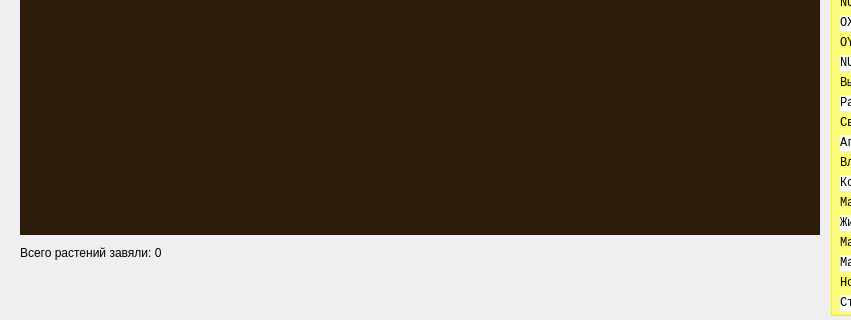
Before: the Qt Designer form Forest/mainwidget.ui in GulinAlexey/Prakt2021, drawn with Qt 5; both pictures show x 0 to 851 and y 385 to 705 of the 1359 by 705 pixel window.
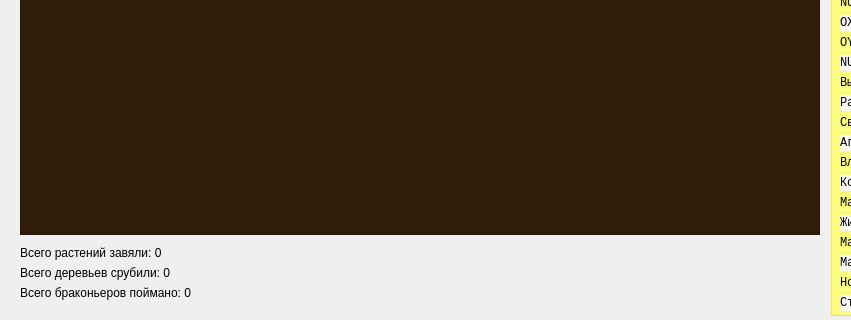
After: the same form once the commit is applied. Icons and pictures are not drawn.

Commit message: Готово. Протестировано и работает. Дополнительно добавлен вывод инфо о кол-ве срубленных деревьев и пойманных браконьеров

```diff
--- a/Forest/mainwidget.ui
+++ b/Forest/mainwidget.ui
@@ -6981,6 +6981,32 @@
     <string>Всего растений завяли: 0</string>
    </property>
   </widget>
+  <widget class="QLabel" name="all_plants_cutted_text">
+   <property name="geometry">
+    <rect>
+     <x>20</x>
+     <y>650</y>
+     <width>691</width>
+     <height>16</height>
+    </rect>
+   </property>
+   <property name="text">
+    <string>Всего деревьев срубили: 0</string>
+   </property>
+  </widget>
+  <widget class="QLabel" name="all_p_catched_text">
+   <property name="geometry">
+    <rect>
+     <x>20</x>
+     <y>670</y>
+     <width>691</width>
+     <height>16</height>
+    </rect>
+   </property>
+   <property name="text">
+    <string>Всего браконьеров поймано: 0</string>
+   </property>
+  </widget>
  </widget>
  <resources/>
  <connections/>
```
The commit also changes 39 other files.
